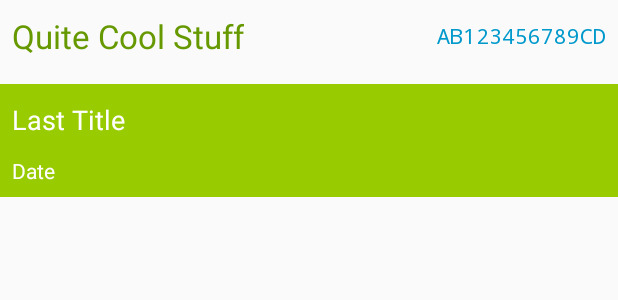
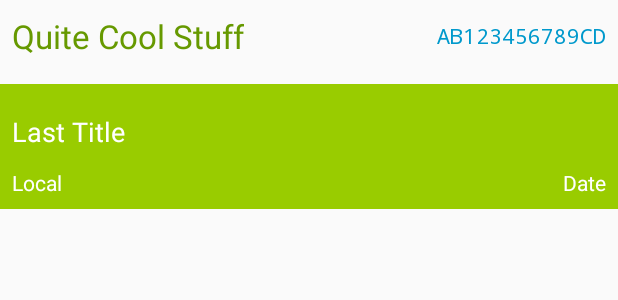
Before and after one commit to acristoffers/Tracker, an Android app: the layout listview_item_packages.xml on its own in the app's theme, with its tools: preview values and no code run, on a phone screen of 412 x 824 dp. Shown: the top 300 px of the screen. Run offline under Robolectric (Android 15) with nearby library versions, the phone set to English and light mode, and no system bars.

Commit message:
Fixes for 7" tablets
Min sdk version changed to 14 to better support tablets
7“ tablets now display tablet view when on landscape and phone view
when on portrait
10“ shows tablet view always, but it does not look good on portrait :(
Enter key now works on Search Text Veiw
Added local to PackageListView
Fixes color of Active checkbox and StepsListView on Edit activity
Removes unused string
Fixes SVG icon (is now SVG and not Bitmap inside a SVG file)

```diff
--- a/Tracker/build.gradle
+++ b/Tracker/build.gradle
@@ -14,10 +14,10 @@ android {
     buildToolsVersion '19.1'
 
     defaultConfig {
-        minSdkVersion 11
+        minSdkVersion 14
         targetSdkVersion 19
-        versionCode 2
-        versionName '1.0.1'
+        versionCode 3
+        versionName '1.1'
         applicationId 'br.mg.cefet.tracker'
     }
 
--- a/Tracker/src/main/res/layout/activity_panes.xml
+++ b/Tracker/src/main/res/layout/activity_panes.xml
@@ -21,6 +21,6 @@
         android:id="@+id/view_fragment"
         android:layout_width="0dp"
         android:layout_height="match_parent"
-        android:layout_weight="3"/>
+        android:layout_weight="2"/>
 
 </LinearLayout>
--- a/Tracker/src/main/res/layout/listview_item_packages.xml
+++ b/Tracker/src/main/res/layout/listview_item_packages.xml
@@ -34,7 +34,7 @@
         android:typeface="monospace"
         tools:ignore="HardcodedText"/>
 
-    <LinearLayout
+    <RelativeLayout
         android:id="@+id/green_bar"
         android:layout_width="match_parent"
         android:layout_height="wrap_content"
@@ -49,7 +49,11 @@
             android:id="@+id/title"
             android:layout_width="wrap_content"
             android:layout_height="wrap_content"
+            android:layout_alignParentLeft="true"
+            android:layout_alignParentRight="true"
             android:layout_marginLeft="@dimen/widget_padding"
+            android:layout_marginRight="@dimen/widget_padding"
+            android:layout_marginTop="@dimen/widget_padding"
             android:gravity="left|center_vertical"
             android:minHeight="@dimen/widget_height"
             android:text="Last Title"
@@ -58,17 +62,35 @@
             tools:ignore="HardcodedText"/>
 
         <TextView
+            android:id="@+id/local"
+            android:layout_width="wrap_content"
+            android:layout_height="wrap_content"
+            android:layout_alignParentLeft="true"
+            android:layout_below="@id/title"
+            android:layout_marginBottom="@dimen/widget_padding"
+            android:layout_marginLeft="@dimen/widget_padding"
+            android:layout_toLeftOf="@+id/date"
+            android:gravity="left|center_vertical"
+            android:text="Local"
+            android:textAppearance="?android:attr/textAppearanceSmall"
+            android:textColor="@android:color/white"
+            tools:ignore="HardcodedText"/>
+
+        <TextView
             android:id="@+id/date"
             android:layout_width="wrap_content"
             android:layout_height="wrap_content"
+            android:layout_alignParentRight="true"
+            android:layout_below="@id/title"
             android:layout_marginBottom="@dimen/widget_padding"
             android:layout_marginLeft="@dimen/widget_padding"
-            android:gravity="left|center_vertical"
+            android:layout_marginRight="@dimen/widget_padding"
+            android:gravity="right|center_vertical"
             android:text="Date"
             android:textAppearance="?android:attr/textAppearanceSmall"
             android:textColor="@android:color/white"
             tools:ignore="HardcodedText"/>
 
-    </LinearLayout>
+    </RelativeLayout>
 
 </RelativeLayout>
--- a/Tracker/src/main/res/layout/listview_item_steps.xml
+++ b/Tracker/src/main/res/layout/listview_item_steps.xml
@@ -45,6 +45,7 @@
         android:gravity="left|center_vertical"
         android:text="Local"
         android:textAppearance="?android:attr/textAppearanceSmall"
+        android:textColor="@android:color/black"
         tools:ignore="HardcodedText"/>
 
     <TextView
@@ -59,6 +60,7 @@
         android:minHeight="@dimen/widget_height"
         android:text="Description"
         android:textAppearance="?android:attr/textAppearanceMedium"
+        android:textColor="@android:color/black"
         tools:ignore="HardcodedText"/>
 
 </RelativeLayout>
--- a/Tracker/src/main/res/values-sw600dp/refs.xml
+++ /dev/null
@@ -1,3 +0,0 @@
-<resources>
-    <item name="fragment_list_root" type="layout">@layout/activity_panes</item>
-</resources>
--- a/Tracker/src/main/res/values/strings.xml
+++ b/Tracker/src/main/res/values/strings.xml
@@ -7,7 +7,6 @@
 
     <string name="invalid_tracking_number">Invalid tracking number. Must have 13 characters</string>
     <string name="searching_for_package">Searching for package…</string>
-    <string name="package_not_found">Package not found!</string>
 
     <string name="edit_package">Edit package</string>
     <string name="view_package">View package</string>
@@ -46,6 +45,6 @@
     <string name="no">No</string>
     <string name="ok">OK</string>
 
-    <string name="empty_steps">There are no updates on this package yet. Updates will appear here as soon as they get available.</string>
+    <string name="empty_steps">There are no updates on this package yet. Updates will appear here as soon as they become available.</string>
 
 </resources>
```
Also changed, not shown: Tracker/src/main/java/br/mg/cefet/tracker/activities/PackageListActivity.java (+13 -0 lines), Tracker/src/main/java/br/mg/cefet/tracker/adapters/PackageListAdapter.java (+8 -1 lines), Tracker/src/main/res/layout/activity_package_edit.xml (+5 -2 lines), Tracker/src/main/res/values-w720dp/refs.xml (renamed from Tracker/src/main/res/values-large/refs.xml), 2 other files.
